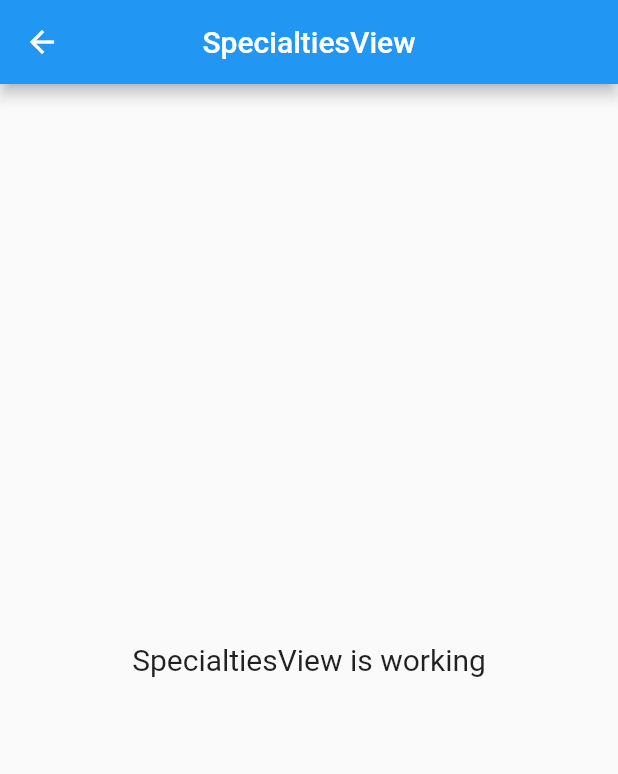
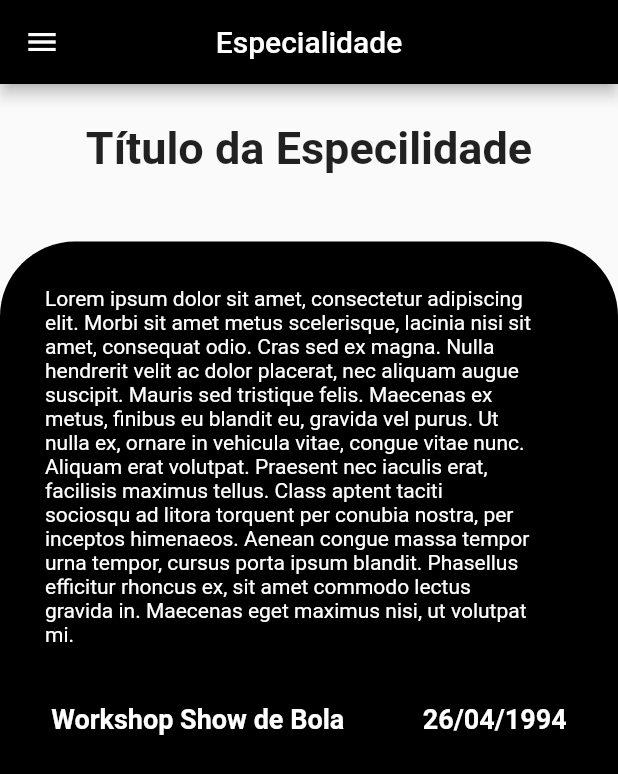
Before and after one commit to CaioCesarLima/tanino_x, a Flutter app: the SpecialtiesView screen opened by its route, on a phone screen of 412 x 824 dp. Shown: the top 774 px of the screen. Run offline on Flutter 3.47's test engine with Material 2 defaults, Android fonts, the phone set to English and light mode, and no system bars; our stand-ins replace get, google_fonts.

Commit message:
created design initial Specialties screen

```diff
--- a/lib/app/modules/specialties/views/specialties_view.dart
+++ b/lib/app/modules/specialties/views/specialties_view.dart
@@ -1,21 +1,100 @@
 import 'package:flutter/material.dart';
 import 'package:get/get.dart';
+import 'package:google_fonts/google_fonts.dart';
 import 'package:tanino_x/app/modules/specialties/controllers/specialties_controller.dart';
 
 class SpecialtiesView extends GetView<SpecialtiesController> {
   @override
   Widget build(BuildContext context) {
     return Scaffold(
-      appBar: AppBar(
-        title: Text('SpecialtiesView'),
-        centerTitle: true,
-      ),
-      body: Center(
-        child: Text(
-          'SpecialtiesView is working',
-          style: TextStyle(fontSize:20),
+        appBar: AppBar(
+          backgroundColor: Colors.black,
+          title: Text('Especialidade'),
+          centerTitle: true,
         ),
-      ),
-    );
+        drawer: Drawer(),
+        body: Column(
+          crossAxisAlignment: CrossAxisAlignment.stretch,
+          children: [
+            Center(
+                child: Padding(
+              padding: const EdgeInsets.all(25),
+              child: Text(
+                "Título da Especilidade",
+                style: GoogleFonts.roboto(
+                  fontSize: 30,
+                  fontWeight: FontWeight.bold,
+                ),
+              ),
+            )),
+            SizedBox(
+              height: 20,
+            ),
+            Expanded(
+              child: Container(
+                decoration: BoxDecoration(
+                  color: Colors.black,
+                  borderRadius: BorderRadius.only(
+                      topLeft: Radius.circular(50),
+                      topRight: Radius.circular(50)),
+                ),
+                child: Column(
+                  crossAxisAlignment: CrossAxisAlignment.stretch,
+                  children: [
+                    Padding(
+                      padding: const EdgeInsets.symmetric(
+                          vertical: 30, horizontal: 30),
+                      child: Text(
+                        '''Lorem ipsum dolor sit amet, consectetur adipiscing
+elit. Morbi sit amet metus scelerisque, lacinia nisi sit
+amet, consequat odio. Cras sed ex magna. Nulla
+hendrerit velit ac dolor placerat, nec aliquam augue
+suscipit. Mauris sed tristique felis. Maecenas ex
+metus, finibus eu blandit eu, gravida vel purus. Ut
+nulla ex, ornare in vehicula vitae, congue vitae nunc.
+Aliquam erat volutpat. Praesent nec iaculis erat,
+facilisis maximus tellus. Class aptent taciti
+sociosqu ad litora torquent per conubia nostra, per
+inceptos himenaeos. Aenean congue massa tempor
+urna tempor, cursus porta ipsum blandit. Phasellus
+efficitur rhoncus ex, sit amet commodo lectus
+gravida in. Maecenas eget maximus nisi, ut volutpat
+mi.''',
+                        style: GoogleFonts.roboto(
+                          color: Colors.white,
+                          fontSize: 14,
+                        ),
+                      ),
+                    ),
+                    Padding(
+                      padding: const EdgeInsets.all(8.0),
+                      child: Row(
+                        mainAxisAlignment: MainAxisAlignment.spaceAround,
+                        children: [
+                          Text(
+                            "Workshop Show de Bola",
+                            style: GoogleFonts.roboto(
+                              color: Colors.white,
+                              fontSize: 18,
+                              fontWeight: FontWeight.bold,
+                            ),
+                          ),
+                          Text(
+                            "26/04/1994",
+                            style: GoogleFonts.roboto(
+                              color: Colors.white,
+                              fontSize: 18,
+                              fontWeight: FontWeight.bold,
+                            ),
+                          ),
+                        ],
+                      ),
+                    )
+                  ],
+                ),
+              ),
+            )
+          ],
+        ));
   }
 }
--- a/lib/app/routes/app_pages.dart
+++ b/lib/app/routes/app_pages.dart
@@ -23,7 +23,7 @@ part 'app_routes.dart';
 
 class AppPages {
 
-static const INITIAL = Routes.PROFESSIONAL_PERFIL;
+static const INITIAL = Routes.SPECIALTIES;
 
   static final routes = [
     GetPage(
```
